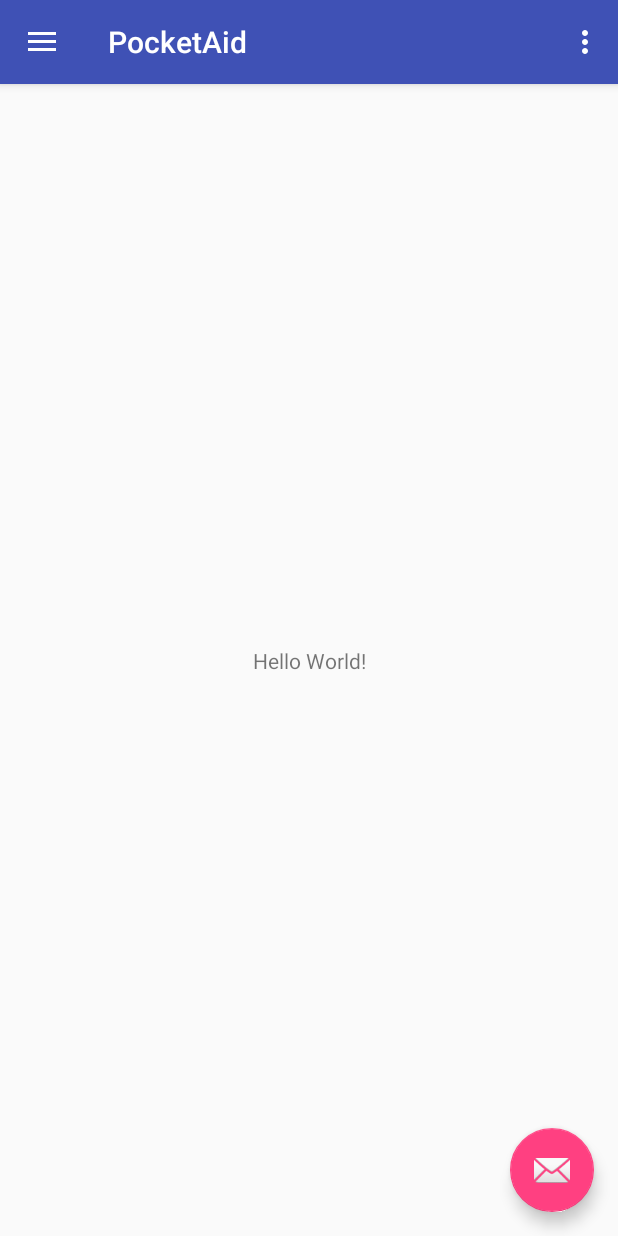
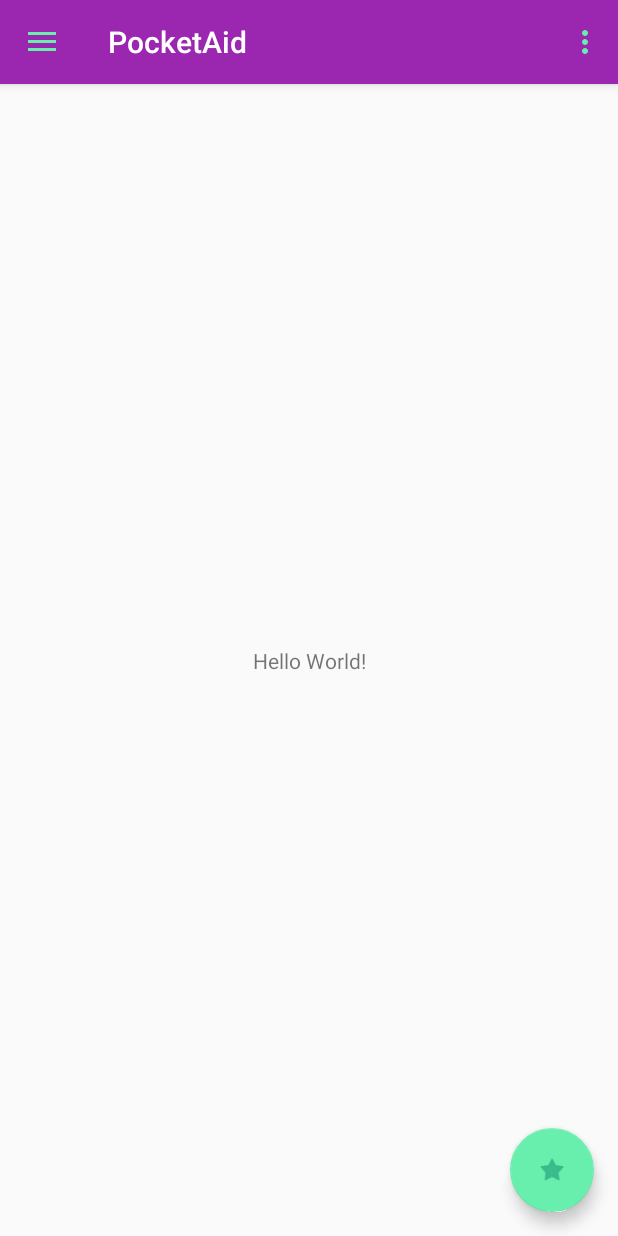
Before and after one commit to oaishi/PocketAid, an Android app: the screen it shows after launch (HomePage), on a phone screen of 412 x 824 dp. Run offline under Robolectric (Android 15) with nearby library versions, the phone set to English and light mode, and no system bars.

Commit message:
31.09.17

```diff
--- a/app/build.gradle
+++ b/app/build.gradle
@@ -17,6 +17,7 @@ android {
             proguardFiles getDefaultProguardFile('proguard-android.txt'), 'proguard-rules.pro'
         }
     }
+    sourceSets { main { assets.srcDirs = ['src/main/assets', 'src/main/assets/'] } }
 }
 
 dependencies {
--- a/app/src/main/res/layout/activity_home_page.xml
+++ b/app/src/main/res/layout/activity_home_page.xml
@@ -20,6 +20,7 @@
         android:layout_gravity="start"
         android:fitsSystemWindows="true"
         app:headerLayout="@layout/nav_header_home_page"
+        app:itemIconTint="@color/Teal"
         app:menu="@menu/activity_home_page_drawer" />
 
 </android.support.v4.widget.DrawerLayout>
--- a/app/src/main/res/layout/app_bar_home_page.xml
+++ b/app/src/main/res/layout/app_bar_home_page.xml
@@ -16,6 +16,7 @@
             android:layout_width="match_parent"
             android:layout_height="?attr/actionBarSize"
             android:background="?attr/colorPrimary"
+            app:theme="@style/ToolbarColoredBackArrow"
             app:popupTheme="@style/AppTheme.PopupOverlay" />
 
     </android.support.design.widget.AppBarLayout>
@@ -28,6 +29,9 @@
         android:layout_height="wrap_content"
         android:layout_gravity="bottom|end"
         android:layout_margin="@dimen/fab_margin"
-        app:srcCompat="@android:drawable/ic_dialog_email" />
+        android:tint="@color/TealDark"
+        app:backgroundTint="@color/Teal"
+        app:srcCompat="@android:drawable/star_off" />
+
 
 </android.support.design.widget.CoordinatorLayout>
--- a/app/src/main/res/layout/content_home_page.xml
+++ b/app/src/main/res/layout/content_home_page.xml
@@ -9,6 +9,7 @@
     tools:showIn="@layout/app_bar_home_page">
 
     <TextView
+        android:id="@+id/clock"
         android:layout_width="wrap_content"
         android:layout_height="wrap_content"
         android:text="Hello World!"
--- a/app/src/main/res/menu/activity_home_page_drawer.xml
+++ b/app/src/main/res/menu/activity_home_page_drawer.xml
@@ -1,36 +1,47 @@
 <?xml version="1.0" encoding="utf-8"?>
-<menu xmlns:android="http://schemas.android.com/apk/res/android">
+<menu xmlns:tools="http://schemas.android.com/tools"
+    xmlns:android="http://schemas.android.com/apk/res/android">
 
     <group android:checkableBehavior="single">
         <item
-            android:id="@+id/nav_camera"
-            android:icon="@drawable/ic_menu_camera"
-            android:title="Import" />
+            android:id="@+id/nav_profile"
+            android:icon="@drawable/profile"
+            android:title="Your Profile" />
         <item
-            android:id="@+id/nav_gallery"
-            android:icon="@drawable/ic_menu_gallery"
-            android:title="Gallery" />
+            android:id="@+id/nav_checkup"
+            android:icon="@android:drawable/ic_input_get"
+            android:title="Virtual CheckUp" />
         <item
-            android:id="@+id/nav_slideshow"
-            android:icon="@drawable/ic_menu_slideshow"
-            android:title="Slideshow" />
+            android:id="@+id/nav_first_aid"
+            android:icon="@drawable/ic_extension_black_24dp"
+            android:title="First Aid Guide" />
         <item
-            android:id="@+id/nav_manage"
-            android:icon="@drawable/ic_menu_manage"
-            android:title="Tools" />
+            android:id="@+id/nav_symptoms"
+            android:icon="@drawable/ic_loyalty_black_24dp"
+            android:title="Disease Symptoms" />
+        <item
+            android:id="@+id/nav_tests"
+            android:icon="@drawable/ic_invert_colors_black_24dp"
+            android:title="Self Tests" />
+
+        <item
+            android:id="@+id/nav_reminder"
+            android:icon="@android:drawable/ic_lock_idle_alarm"
+            android:title="Reminder" />
+
+        <item
+            android:id="@+id/nav_message"
+            android:icon="@drawable/ic_menu_send"
+            android:title="Emergency Contact" />
+
+        <item
+            android:id="@+id/nav_hospitals"
+            android:icon="@drawable/ic_local_hospital_black_24dp"
+            android:title="Nearby Hopspitals" />
+
+        <item
+            android:id="@+id/nav_fav"
+            android:icon="@drawable/ic_favorite_black_24dp"
+            android:title="Favourite List" />
     </group>
-
-    <item android:title="Communicate">
-        <menu>
-            <item
-                android:id="@+id/nav_share"
-                android:icon="@drawable/ic_menu_share"
-                android:title="Share" />
-            <item
-                android:id="@+id/nav_send"
-                android:icon="@drawable/ic_menu_send"
-                android:title="Send" />
-        </menu>
-    </item>
-
 </menu>
--- a/app/src/main/res/values/colors.xml
+++ b/app/src/main/res/values/colors.xml
@@ -1,6 +1,9 @@
 <?xml version="1.0" encoding="utf-8"?>
 <resources>
-    <color name="colorPrimary">#3F51B5</color>
-    <color name="colorPrimaryDark">#303F9F</color>
-    <color name="colorAccent">#FF4081</color>
+    <color name="colorPrimary">#9B26AF</color>
+    <color name="colorPrimaryDark">#7A1EA1</color>
+    <color name="colorAccent">#691a99</color>
+    <color name="Teal">#68efad</color>
+    <color name="TealDark">#1e9c77</color>
+    <color name="White">#ffffff</color>
 </resources>
--- a/app/src/main/res/values/strings.xml
+++ b/app/src/main/res/values/strings.xml
@@ -5,4 +5,5 @@
     <string name="navigation_drawer_close">Close navigation drawer</string>
 
     <string name="action_settings">Settings</string>
+    <string name="title_activity_first__aid_lists">First Aid Guide</string>
 </resources>
--- a/app/src/main/res/values/styles.xml
+++ b/app/src/main/res/values/styles.xml
@@ -17,4 +17,8 @@
 
     <style name="AppTheme.PopupOverlay" parent="ThemeOverlay.AppCompat.Light" />
 
+    <style name="ToolbarColoredBackArrow" parent="AppTheme.PopupOverlay">
+        <item name="android:textColorSecondary">@color/Teal</item>
+    </style>
+
 </resources>
```
Also changed, not shown: app/src/main/java/com/example/fariahuq/pocketaid/HomePage.java (+24 -10 lines), app/src/main/res/layout/nav_header_home_page.xml (+1 -21 lines).
